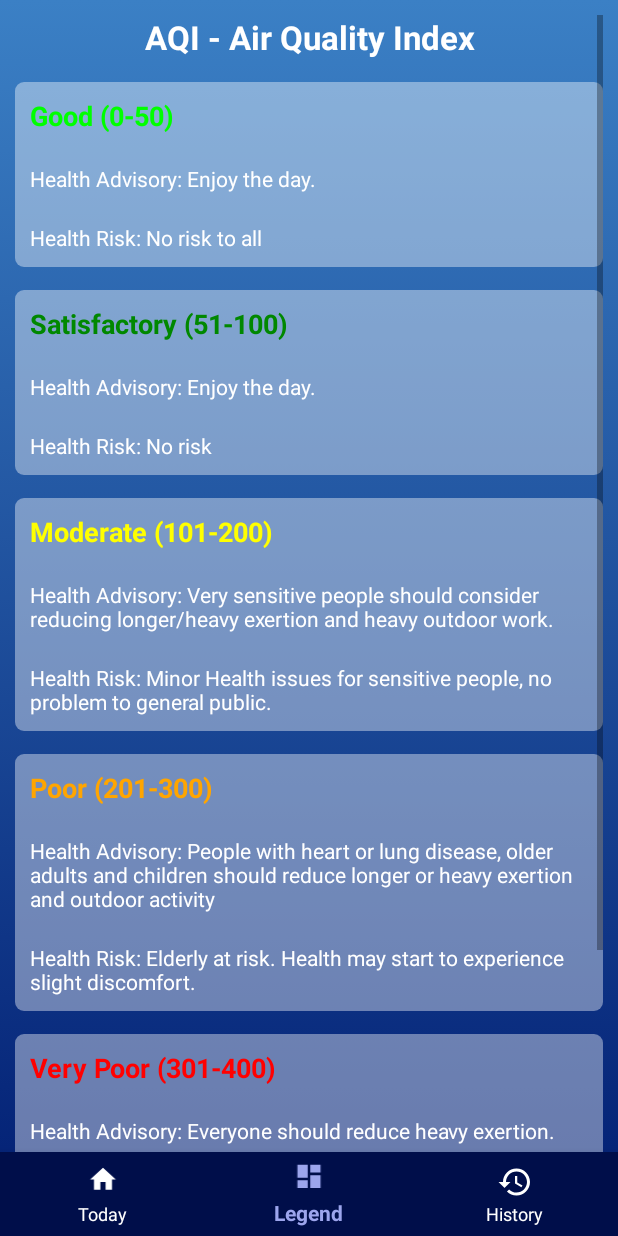
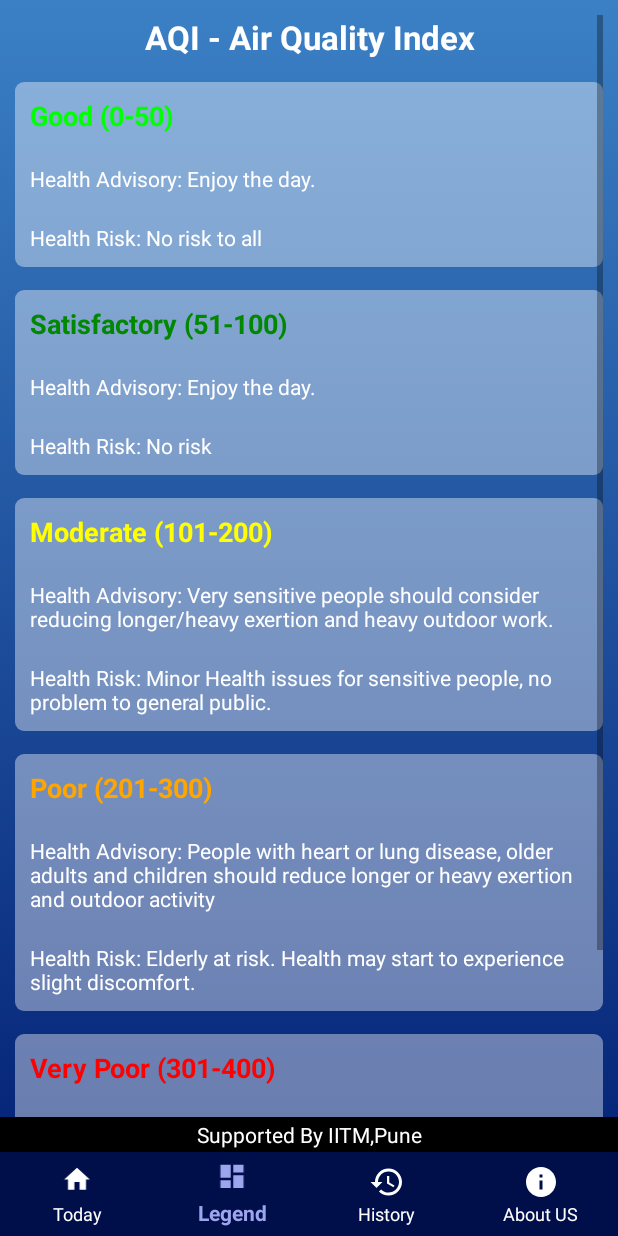
Before and after one commit to dheeraj-komandur/AQI-MIT-WPU, an Android app: the MainActivity screen opened directly, with no data from a screen before it, on a phone screen of 412 x 824 dp. Run offline under Robolectric (Android 15) with nearby library versions, the phone set to English and light mode, and no system bars; network calls fail.

Commit message:
Removed SO2 and added about us

```diff
--- /dev/null
+++ b/app/src/main/res/drawable/ic_info_black_24dp.xml
@@ -0,0 +1,9 @@
+<vector xmlns:android="http://schemas.android.com/apk/res/android"
+        android:width="24dp"
+        android:height="24dp"
+        android:viewportWidth="24.0"
+        android:viewportHeight="24.0">
+    <path
+        android:fillColor="#FF000000"
+        android:pathData="M12,2C6.48,2 2,6.48 2,12s4.48,10 10,10 10,-4.48 10,-10S17.52,2 12,2zM13,17h-2v-6h2v6zM13,9h-2L11,7h2v2z"/>
+</vector>
--- a/app/src/main/res/layout/activity_main.xml
+++ b/app/src/main/res/layout/activity_main.xml
@@ -229,8 +229,18 @@
             </LinearLayout>
         </LinearLayout>
     </ScrollView>
+    <TextView
+        android:layout_width="match_parent"
+        android:layout_height="wrap_content"
+        android:gravity="center"
+        android:text="Supported By IITM,Pune"
+        android:textColor="#ffffff"
+        android:background="#000000"
+        android:padding="2dp"
+        app:layout_constraintBottom_toTopOf="@+id/navigation" />
     <android.support.design.widget.BottomNavigationView
         android:id="@+id/navigation"
+        app:labelVisibilityMode="labeled"
         android:layout_width="0dp"
         android:layout_height="wrap_content"
         android:layout_marginStart="0dp"
--- a/app/src/main/res/menu/navigation.xml
+++ b/app/src/main/res/menu/navigation.xml
@@ -14,8 +14,13 @@
         android:title="Legend" />
 
     <item
-        android:id="@+id/navigation_aboutus"
+        android:id="@+id/navigation_history"
         android:icon="@drawable/ic_history_black_24dp"
         android:title="History" />
 
+    <item
+        android:id="@+id/navigation_aboutus"
+        android:icon="@drawable/ic_info_black_24dp"
+        android:title="About US" />
+
 </menu>
```
Also changed, not shown: app/src/main/AndroidManifest.xml (+24 -17 lines), app/src/main/java/in/creationdevs/aqi/AboutUs.java (added, +13 -0 lines), app/src/main/java/in/creationdevs/aqi/Graph.java (+6 -1 lines), app/src/main/java/in/creationdevs/aqi/MainActivity.java (+6 -1 lines), app/src/main/java/in/creationdevs/aqi/SplashActivity.java (+6 -1 lines), app/src/main/java/in/creationdevs/aqi/TodayActivity.java (+14 -9 lines), app/src/main/res/layout/activity_about_us.xml (added, +9 -0 lines), app/src/main/res/layout/activity_graph.xml (+13 -1 lines), app/src/main/res/layout/activity_splash.xml (+6 -4 lines), app/src/main/res/layout/activity_today.xml (+45 -12 lines), app/src/main/res/drawable/mitcolor.png (added), app/src/main/res/drawable/mitlogocolor.jpeg (added).
